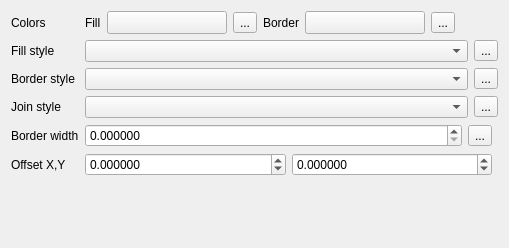
LZS1991/SWGIS, file SWGIS-DLLSrc/SWGIS-Gui/widget_simplefill.ui: the form before one commit.
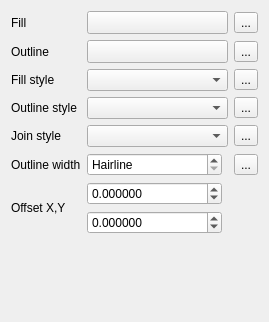
The form after the commit. Custom widgets are drawn as their Qt base class.

```diff
--- a/SWGIS-DLLSrc/SWGIS-Gui/widget_simplefill.ui
+++ b/SWGIS-DLLSrc/SWGIS-Gui/widget_simplefill.ui
@@ -6,67 +6,42 @@
    <rect>
     <x>0</x>
     <y>0</y>
-    <width>509</width>
-    <height>248</height>
+    <width>269</width>
+    <height>322</height>
    </rect>
   </property>
   <property name="windowTitle">
    <string>Form</string>
   </property>
-  <layout class="QGridLayout" name="gridLayout">
-   <item row="6" column="1">
+  <layout class="QGridLayout" name="gridLayout_2">
+   <item row="4" column="1">
     <layout class="QHBoxLayout" name="horizontalLayout_6">
      <item>
       <widget class="QgsPenJoinStyleComboBox" name="cboJoinStyle"/>
      </item>
-     <item>
-      <widget class="QgsDataDefinedButton" name="mJoinStyleDDBtn">
+    </layout>
+   </item>
+   <item row="3" column="0">
+    <widget class="QLabel" name="label_4">
        <property name="text">
-        <string>...</string>
+      <string>Outline style</string>
+     </property>
+     <property name="alignment">
+      <set>Qt::AlignLeading|Qt::AlignLeft|Qt::AlignVCenter</set>
        </property>
       </widget>
      </item>
-    </layout>
-   </item>
-   <item row="7" column="0">
+   <item row="5" column="0">
     <widget class="QLabel" name="label_5">
      <property name="text">
-      <string>Border width</string>
+      <string>Outline width</string>
      </property>
      <property name="alignment">
       <set>Qt::AlignLeading|Qt::AlignLeft|Qt::AlignVCenter</set>
      </property>
     </widget>
    </item>
-   <item row="6" column="0">
-    <widget class="QLabel" name="label_8">
-     <property name="text">
-      <string>Join style</string>
-     </property>
-     <property name="alignment">
-      <set>Qt::AlignLeading|Qt::AlignLeft|Qt::AlignVCenter</set>
-     </property>
-    </widget>
-   </item>
-   <item row="10" column="0">
-    <spacer name="verticalSpacer">
-     <property name="orientation">
-      <enum>Qt::Vertical</enum>
-     </property>
-     <property name="sizeHint" stdset="0">
-      <size>
-       <width>20</width>
-       <height>40</height>
-      </size>
-     </property>
-    </spacer>
-   </item>
-   <item row="0" column="1">
-    <layout class="QHBoxLayout" name="horizontalLayout_2">
-     <property name="spacing">
-      <number>6</number>
-     </property>
-     <item>
+   <item row="0" column="0">
       <widget class="QLabel" name="label_7">
        <property name="sizePolicy">
         <sizepolicy hsizetype="Maximum" vsizetype="Preferred">
@@ -82,100 +57,90 @@
        </property>
       </widget>
      </item>
-     <item>
-      <widget class="QgsColorButtonV2" name="btnChangeColor">
-       <property name="minimumSize">
-        <size>
-         <width>120</width>
-         <height>0</height>
-        </size>
-       </property>
-       <property name="maximumSize">
-        <size>
-         <width>120</width>
-         <height>16777215</height>
-        </size>
-       </property>
+   <item row="2" column="2">
+    <widget class="QgsDataDefinedButton" name="mFillStyleDDBtn">
        <property name="text">
-        <string/>
+      <string>...</string>
        </property>
       </widget>
      </item>
-     <item>
+   <item row="0" column="2">
       <widget class="QgsDataDefinedButton" name="mFillColorDDBtn">
        <property name="text">
         <string>...</string>
        </property>
       </widget>
      </item>
-     <item>
-      <widget class="QLabel" name="label_3">
-       <property name="sizePolicy">
-        <sizepolicy hsizetype="Maximum" vsizetype="Preferred">
-         <horstretch>0</horstretch>
-         <verstretch>0</verstretch>
-        </sizepolicy>
-       </property>
-       <property name="text">
-        <string>Border</string>
-       </property>
-       <property name="alignment">
-        <set>Qt::AlignLeading|Qt::AlignLeft|Qt::AlignVCenter</set>
-       </property>
-      </widget>
-     </item>
-     <item>
-      <widget class="QgsColorButtonV2" name="btnChangeBorderColor">
-       <property name="minimumSize">
-        <size>
-         <width>120</width>
-         <height>0</height>
-        </size>
-       </property>
-       <property name="maximumSize">
-        <size>
-         <width>120</width>
-         <height>16777215</height>
-        </size>
-       </property>
-       <property name="text">
-        <string/>
-       </property>
-      </widget>
-     </item>
-     <item>
-      <widget class="QgsDataDefinedButton" name="mBorderColorDDBtn">
+   <item row="5" column="2">
+    <widget class="QgsDataDefinedButton" name="mBorderWidthDDBtn">
        <property name="text">
         <string>...</string>
        </property>
       </widget>
      </item>
+   <item row="3" column="1">
+    <layout class="QHBoxLayout" name="horizontalLayout_5">
      <item>
-      <spacer name="horizontalSpacer">
-       <property name="orientation">
-        <enum>Qt::Horizontal</enum>
-       </property>
-       <property name="sizeHint" stdset="0">
-        <size>
-         <width>40</width>
-         <height>20</height>
-        </size>
-       </property>
-      </spacer>
+      <widget class="QgsPenStyleComboBox" name="cboBorderStyle"/>
      </item>
     </layout>
+   </item>
+   <item row="6" column="1">
+    <layout class="QGridLayout" name="gridLayout">
+     <item row="0" column="2">
+      <widget class="QgsUnitSelectionWidget" name="mOffsetUnitWidget" native="true">
+       <property name="focusPolicy">
+        <enum>Qt::StrongFocus</enum>
+       </property>
+      </widget>
    </item>
    <item row="0" column="0">
-    <widget class="QLabel" name="label">
-     <property name="text">
-      <string>Colors</string>
-     </property>
-     <property name="alignment">
-      <set>Qt::AlignLeading|Qt::AlignLeft|Qt::AlignVCenter</set>
-     </property>
-    </widget>
-   </item>
-   <item row="8" column="0">
+      <widget class="QgsDoubleSpinBox" name="spinOffsetX">
+       <property name="sizePolicy">
+        <sizepolicy hsizetype="Minimum" vsizetype="Fixed">
+         <horstretch>1</horstretch>
+         <verstretch>0</verstretch>
+        </sizepolicy>
+       </property>
+       <property name="decimals">
+        <number>6</number>
+       </property>
+       <property name="minimum">
+        <double>-99999999.989999994635582</double>
+       </property>
+       <property name="maximum">
+        <double>99999999.989999994635582</double>
+       </property>
+       <property name="singleStep">
+        <double>0.200000000000000</double>
+       </property>
+      </widget>
+     </item>
+     <item row="1" column="0">
+      <widget class="QgsDoubleSpinBox" name="spinOffsetY">
+       <property name="sizePolicy">
+        <sizepolicy hsizetype="Minimum" vsizetype="Fixed">
+         <horstretch>1</horstretch>
+         <verstretch>0</verstretch>
+        </sizepolicy>
+       </property>
+       <property name="decimals">
+        <number>6</number>
+       </property>
+       <property name="minimum">
+        <double>-99999999.989999994635582</double>
+       </property>
+       <property name="maximum">
+        <double>99999999.989999994635582</double>
+       </property>
+       <property name="singleStep">
+        <double>0.200000000000000</double>
+       </property>
+      </widget>
+     </item>
+    </layout>
+   </item>
+   <item row="6" column="0">
     <widget class="QLabel" name="label_6">
      <property name="text">
       <string>Offset X,Y</string>
@@ -185,31 +150,7 @@
      </property>
     </widget>
    </item>
-   <item row="3" column="1">
-    <layout class="QHBoxLayout" name="horizontalLayout_4">
-     <item>
-      <widget class="QgsBrushStyleComboBox" name="cboFillStyle"/>
-     </item>
-     <item>
-      <widget class="QgsDataDefinedButton" name="mFillStyleDDBtn">
-       <property name="text">
-        <string>...</string>
-       </property>
-      </widget>
-     </item>
-    </layout>
-   </item>
-   <item row="3" column="0">
-    <widget class="QLabel" name="label_2">
-     <property name="text">
-      <string>Fill style</string>
-     </property>
-     <property name="alignment">
-      <set>Qt::AlignLeading|Qt::AlignLeft|Qt::AlignVCenter</set>
-     </property>
-    </widget>
-   </item>
-   <item row="7" column="1">
+   <item row="5" column="1">
     <layout class="QHBoxLayout" name="horizontalLayout_3">
      <item>
       <widget class="QgsDoubleSpinBox" name="spinBorderWidth">
@@ -219,6 +160,9 @@
          <verstretch>0</verstretch>
         </sizepolicy>
        </property>
+       <property name="specialValueText">
+        <string>Hairline</string>
+       </property>
        <property name="decimals">
         <number>6</number>
        </property>
@@ -228,15 +172,8 @@
        <property name="singleStep">
         <double>0.200000000000000</double>
        </property>
-       <property name="showClearButton">
-        <bool>false</bool>
-       </property>
-      </widget>
-     </item>
-     <item>
-      <widget class="QgsDataDefinedButton" name="mBorderWidthDDBtn">
-       <property name="text">
-        <string>...</string>
+       <property name="showClearButton" stdset="0">
+        <bool>true</bool>
        </property>
       </widget>
      </item>
@@ -255,85 +192,141 @@
      </item>
     </layout>
    </item>
-   <item row="8" column="1">
-    <layout class="QHBoxLayout" name="horizontalLayout">
+   <item row="1" column="1">
+    <layout class="QHBoxLayout" name="horizontalLayout_7">
      <item>
-      <widget class="QgsDoubleSpinBox" name="spinOffsetX">
+      <widget class="QgsColorButtonV2" name="btnChangeBorderColor">
        <property name="sizePolicy">
-        <sizepolicy hsizetype="Minimum" vsizetype="Fixed">
-         <horstretch>1</horstretch>
+        <sizepolicy hsizetype="Expanding" vsizetype="Fixed">
+         <horstretch>0</horstretch>
          <verstretch>0</verstretch>
         </sizepolicy>
        </property>
-       <property name="decimals">
-        <number>6</number>
+       <property name="minimumSize">
+        <size>
+         <width>120</width>
+         <height>0</height>
+        </size>
        </property>
-       <property name="minimum">
-        <double>-99999999.989999994635582</double>
+       <property name="maximumSize">
+        <size>
+         <width>16777215</width>
+         <height>16777215</height>
+        </size>
        </property>
-       <property name="maximum">
-        <double>99999999.989999994635582</double>
-       </property>
-       <property name="singleStep">
-        <double>0.200000000000000</double>
-       </property>
-      </widget>
-     </item>
-     <item>
-      <widget class="QgsDoubleSpinBox" name="spinOffsetY">
-       <property name="sizePolicy">
-        <sizepolicy hsizetype="Minimum" vsizetype="Fixed">
-         <horstretch>1</horstretch>
-         <verstretch>0</verstretch>
-        </sizepolicy>
-       </property>
-       <property name="decimals">
-        <number>6</number>
-       </property>
-       <property name="minimum">
-        <double>-99999999.989999994635582</double>
-       </property>
-       <property name="maximum">
-        <double>99999999.989999994635582</double>
-       </property>
-       <property name="singleStep">
-        <double>0.200000000000000</double>
-       </property>
-      </widget>
-     </item>
-     <item>
-      <widget class="QgsUnitSelectionWidget" name="mOffsetUnitWidget" native="true">
-       <property name="focusPolicy">
-        <enum>Qt::StrongFocus</enum>
-       </property>
-      </widget>
-     </item>
-    </layout>
-   </item>
-   <item row="4" column="1">
-    <layout class="QHBoxLayout" name="horizontalLayout_5">
-     <item>
-      <widget class="QgsPenStyleComboBox" name="cboBorderStyle"/>
-     </item>
-     <item>
-      <widget class="QgsDataDefinedButton" name="mBorderStyleDDBtn">
        <property name="text">
-        <string>...</string>
+        <string/>
        </property>
       </widget>
      </item>
     </layout>
    </item>
    <item row="4" column="0">
-    <widget class="QLabel" name="label_4">
+    <widget class="QLabel" name="label_8">
      <property name="text">
-      <string>Border style</string>
+      <string>Join style</string>
      </property>
      <property name="alignment">
       <set>Qt::AlignLeading|Qt::AlignLeft|Qt::AlignVCenter</set>
      </property>
     </widget>
    </item>
+   <item row="1" column="2">
+    <widget class="QgsDataDefinedButton" name="mBorderColorDDBtn">
+     <property name="text">
+      <string>...</string>
+     </property>
+    </widget>
+   </item>
+   <item row="4" column="2">
+    <widget class="QgsDataDefinedButton" name="mJoinStyleDDBtn">
+     <property name="text">
+      <string>...</string>
+     </property>
+    </widget>
+   </item>
+   <item row="0" column="1">
+    <layout class="QHBoxLayout" name="horizontalLayout_2">
+     <item>
+      <widget class="QgsColorButtonV2" name="btnChangeColor">
+       <property name="sizePolicy">
+        <sizepolicy hsizetype="Expanding" vsizetype="Fixed">
+         <horstretch>0</horstretch>
+         <verstretch>0</verstretch>
+        </sizepolicy>
+       </property>
+       <property name="minimumSize">
+        <size>
+         <width>120</width>
+         <height>0</height>
+        </size>
+       </property>
+       <property name="maximumSize">
+        <size>
+         <width>16777215</width>
+         <height>16777215</height>
+        </size>
+       </property>
+       <property name="text">
+        <string/>
+       </property>
+      </widget>
+     </item>
+    </layout>
+   </item>
+   <item row="2" column="0">
+    <widget class="QLabel" name="label_2">
+     <property name="text">
+      <string>Fill style</string>
+     </property>
+     <property name="alignment">
+      <set>Qt::AlignLeading|Qt::AlignLeft|Qt::AlignVCenter</set>
+     </property>
+    </widget>
+   </item>
+   <item row="3" column="2">
+    <widget class="QgsDataDefinedButton" name="mBorderStyleDDBtn">
+     <property name="text">
+      <string>...</string>
+     </property>
+    </widget>
+   </item>
+   <item row="1" column="0">
+    <widget class="QLabel" name="label_3">
+     <property name="sizePolicy">
+      <sizepolicy hsizetype="Maximum" vsizetype="Preferred">
+       <horstretch>0</horstretch>
+       <verstretch>0</verstretch>
+      </sizepolicy>
+     </property>
+     <property name="text">
+      <string>Outline</string>
+     </property>
+     <property name="alignment">
+      <set>Qt::AlignLeading|Qt::AlignLeft|Qt::AlignVCenter</set>
+     </property>
+    </widget>
+   </item>
+   <item row="2" column="1">
+    <layout class="QHBoxLayout" name="horizontalLayout_4">
+     <item>
+      <widget class="QgsBrushStyleComboBox" name="cboFillStyle"/>
+     </item>
+    </layout>
+   </item>
+   <item row="7" column="1">
+    <spacer name="verticalSpacer">
+     <property name="orientation">
+      <enum>Qt::Vertical</enum>
+     </property>
+     <property name="sizeHint" stdset="0">
+      <size>
+       <width>20</width>
+       <height>40</height>
+      </size>
+     </property>
+    </spacer>
+   </item>
   </layout>
  </widget>
  <customwidgets>
@@ -359,16 +352,16 @@
    <header>qgsunitselectionwidget.h</header>
    <container>1</container>
   </customwidget>
-  <customwidget>
-   <class>QgsPenStyleComboBox</class>
-   <extends>QComboBox</extends>
-   <header>qgspenstylecombobox.h</header>
-  </customwidget>
   <customwidget>
    <class>QgsPenJoinStyleComboBox</class>
    <extends>QComboBox</extends>
    <header>qgspenstylecombobox.h</header>
   </customwidget>
+  <customwidget>
+   <class>QgsPenStyleComboBox</class>
+   <extends>QComboBox</extends>
+   <header>qgspenstylecombobox.h</header>
+  </customwidget>
   <customwidget>
    <class>QgsBrushStyleComboBox</class>
    <extends>QComboBox</extends>
```
Left out of the diff: 7 changed lines with no effect on the pictures. Lines whose indentation alone changed are shown as unchanged.
